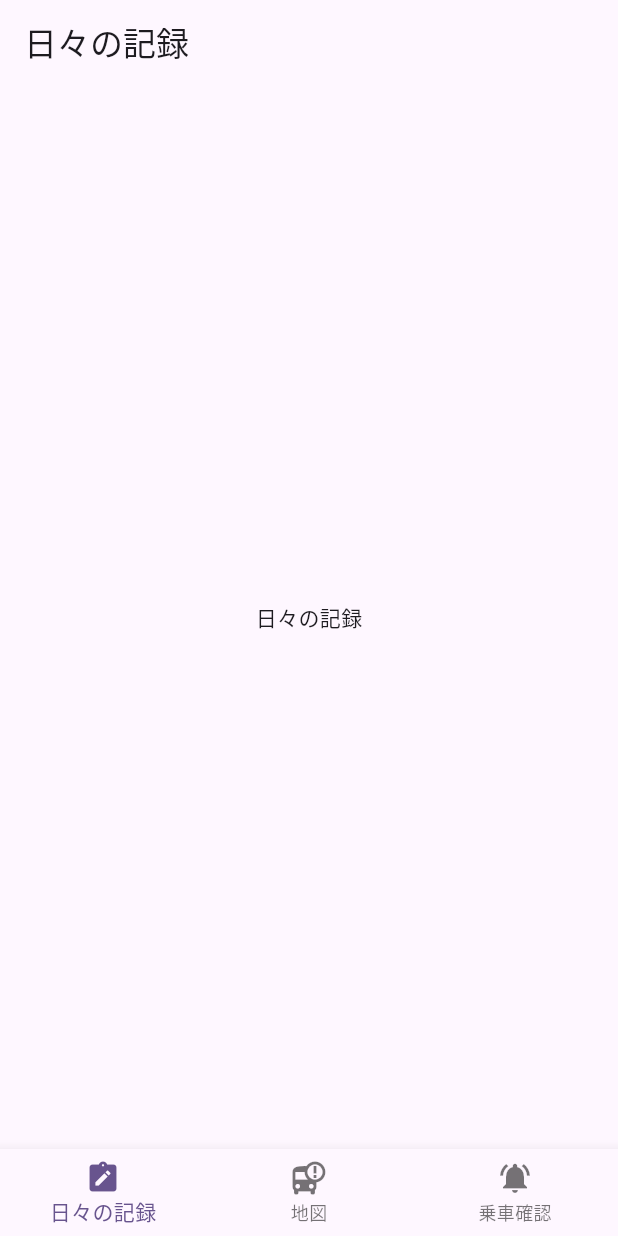
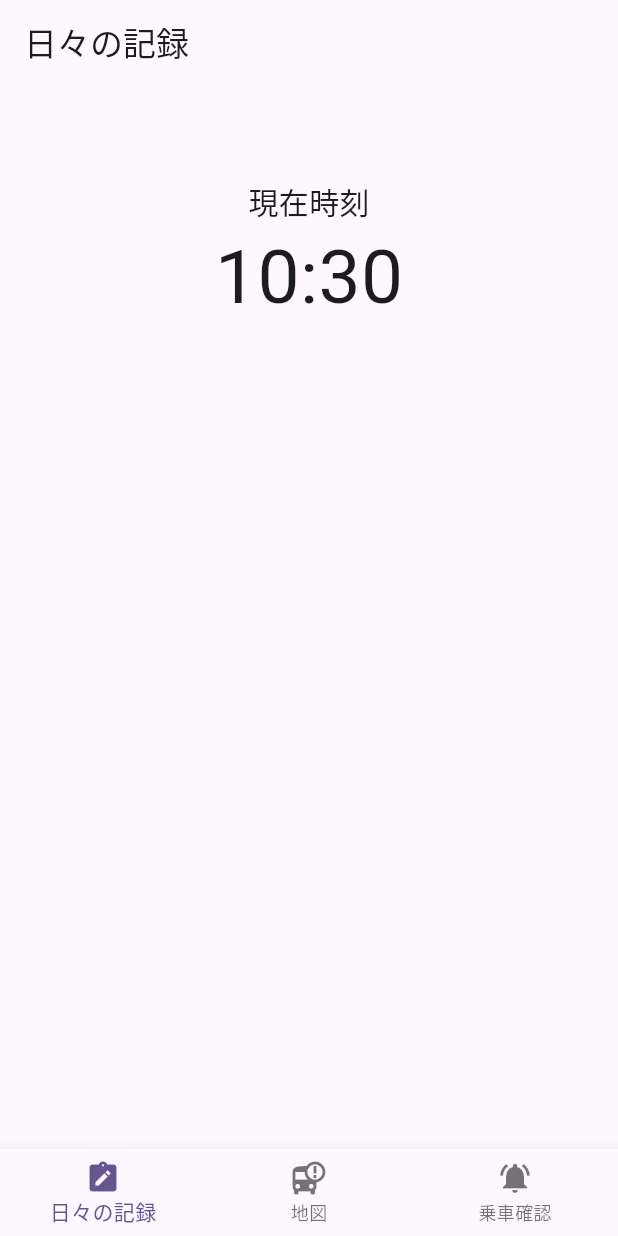
Before and after one commit to GreenTeaProgrammers/WhereChildBus, a Flutter app: the screen it shows after launch, on a phone screen of 412 x 824 dp. Run offline on Flutter 3.47's test engine with Material 3 defaults, Android fonts, the phone set to English and light mode, and no system bars; our stand-ins replace fixnum, flutter_dotenv, flutter_toggle_tab, image_picker; missing offline and left inert: grpc, protobuf.

Commit message:
feat:現在時刻を追加

```diff
--- a/frontend/where_child_bus_guardian/lib/pages/daily_page/daily_page.dart
+++ b/frontend/where_child_bus_guardian/lib/pages/daily_page/daily_page.dart
@@ -1,4 +1,5 @@
 import 'package:flutter/material.dart';
+import 'package:where_child_bus_guardian/components/utils/current_time_body.dart';
 
 class DailyPage extends StatefulWidget {
   const DailyPage({super.key});
@@ -10,12 +11,13 @@ class DailyPage extends StatefulWidget {
 class _DailyPageState extends State<DailyPage> {
   @override
   Widget build(BuildContext context) {
-    return const Center(
+    return Center(
       child: Column(
-        mainAxisAlignment: MainAxisAlignment.center,
+        mainAxisAlignment: MainAxisAlignment.start,
         children: <Widget>[
-          Text(
-            '日々の記録',
+          CurrentTimeBody(),
+          const SizedBox(
+            height: 50,
           ),
         ],
       ),
```
